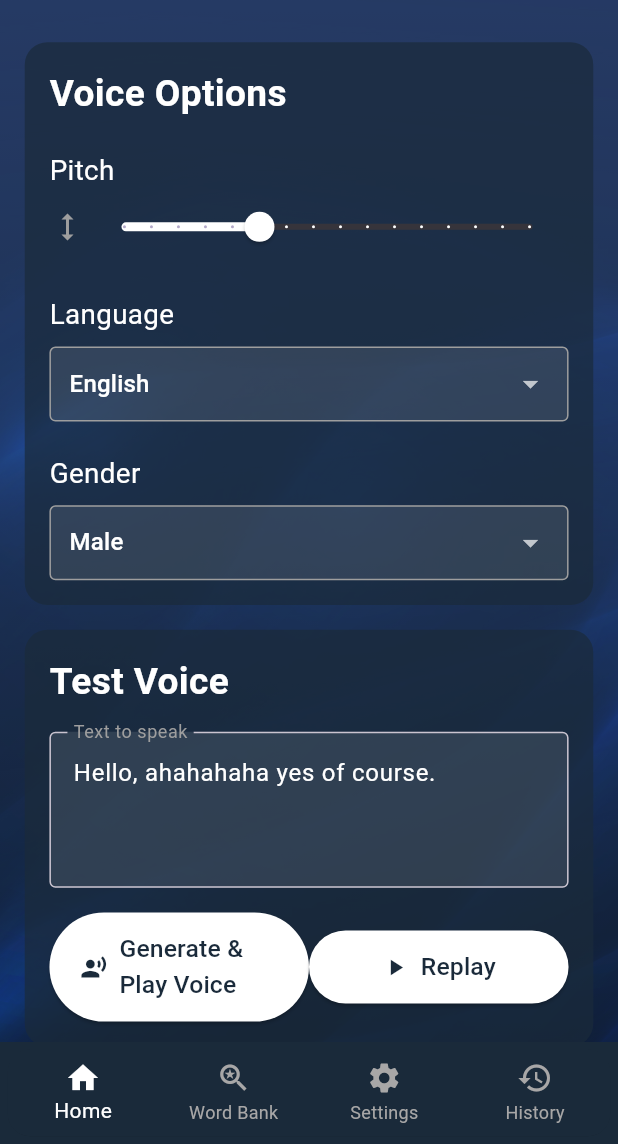
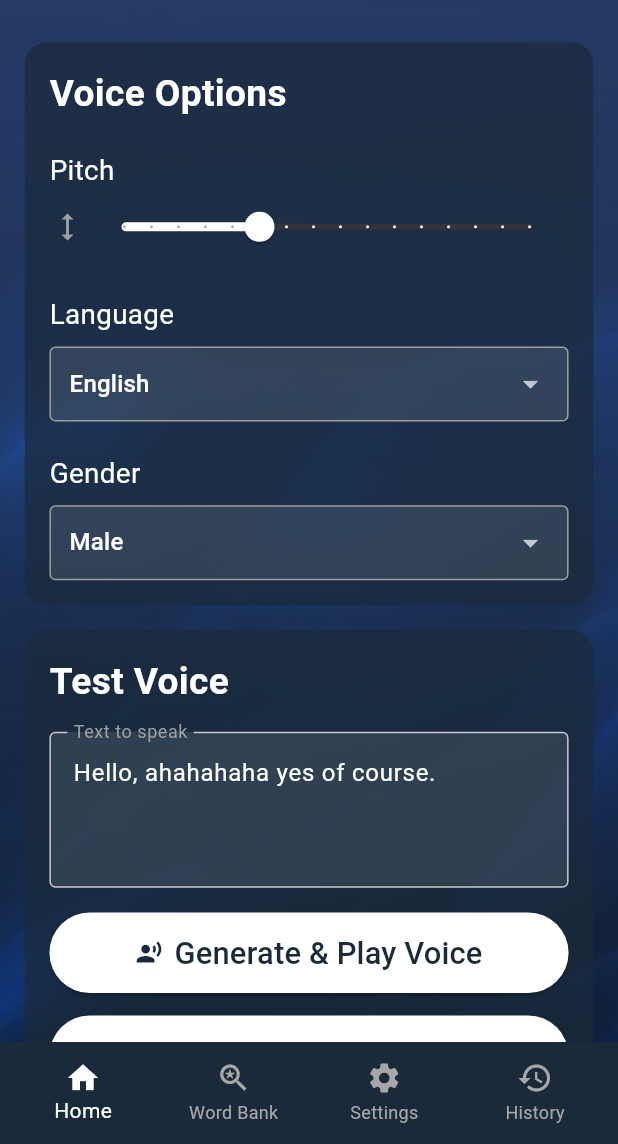
Before and after one commit to malakHelmy/Neurithm, a Flutter app: the VoiceSettingsPage screen opened directly, on a phone screen of 412 x 824 dp, the part 92-1236 px from its top. Run offline on Flutter 3.47's test engine with Material 3 defaults, Android fonts, the phone set to English and light mode, and no system bars; our stand-ins replace audioplayers, cloud_firestore, firebase_auth, firebase_core, flutter_blue_plus, flutter_dotenv and 5 more; accounts and stored records are empty.

Commit message:
design improvements

```diff
--- a/neurithm/lib/screens/patient/accountSettingsPage.dart
+++ b/neurithm/lib/screens/patient/accountSettingsPage.dart
@@ -162,6 +162,7 @@ class _AccountSettingsPageState extends State<AccountSettingsPage> {
                       ],
                     ),
                   ),
+                  SizedBox(height: 30,),
                   Padding(
                     padding: const EdgeInsets.symmetric(horizontal: 25),
                     child: SizedBox(
--- a/neurithm/lib/screens/patient/setUpConnectionPage.dart
+++ b/neurithm/lib/screens/patient/setUpConnectionPage.dart
@@ -196,7 +196,7 @@ class _SetUpConnectionPageState extends State<SetUpConnectionPage>
                                 Icon(Icons.arrow_back_ios,
                                     color: Color(0xFF1A2A3A), size: 20),
                                 SizedBox(width: 5),
-                                Text("Go Back")
+                                Text("Go Back",style: TextStyle(fontSize: 18,color: Color(0xFF1A2A3A,)))
                               ],
                             ),
                           ),
--- a/neurithm/lib/screens/patient/voiceSettingsPage.dart
+++ b/neurithm/lib/screens/patient/voiceSettingsPage.dart
@@ -389,11 +389,11 @@ class _VoiceSettingsState extends State<VoiceSettingsPage> {
                                 },
                               ),
                               SizedBox(height: spacing(16)),
-                              Row(
-                                mainAxisAlignment:
-                                    MainAxisAlignment.spaceEvenly,
+                              Column(
+
                                 children: [
-                                  Expanded(
+                                 SizedBox(
+                                  width: double.infinity,
                                    child: ElevatedButton.icon(
                                         onPressed: _isGenerating
                                             ? null
@@ -406,7 +406,7 @@ class _VoiceSettingsState extends State<VoiceSettingsPage> {
                                         label: Text(
                                           "Generate & Play Voice",
                                           style:
-                                            TextStyle(fontSize: fontSize(16)),
+                                              TextStyle(fontSize: fontSize(20)),
                                         ),
                                         style: ElevatedButton.styleFrom(
                                           backgroundColor: Colors.white,
@@ -422,7 +422,10 @@ class _VoiceSettingsState extends State<VoiceSettingsPage> {
                                         ),
                                       ),
                                  ),
-                                  Expanded(
+
+                                  SizedBox(height: 15,),
+                                  SizedBox(
+                                    width: double.infinity,
                                     child: ElevatedButton.icon(
                                         onPressed: _isPlaying || _isGenerating
                                             ? null
@@ -439,7 +442,7 @@ class _VoiceSettingsState extends State<VoiceSettingsPage> {
                                         label: Text(
                                           _isPlaying ? "Playing.." : "Replay",
                                           style:
-                                            TextStyle(fontSize: fontSize(16)),
+                                              TextStyle(fontSize: fontSize(20)),
                                         ),
                                         style: ElevatedButton.styleFrom(
                                           backgroundColor: Colors.white,
@@ -455,6 +458,7 @@ class _VoiceSettingsState extends State<VoiceSettingsPage> {
                                         ),
                                       ),
                                   ),
+
                                 ],
                               ),
                             ],
```
Also changed, not shown: neurithm/lib/widgets/wordBankPhrases.dart (+0 -41 lines), neurithm/lib/main.dart (indentation only), neurithm/pubspec.lock, 1 other file. Lines whose indentation alone changed are shown as unchanged.
